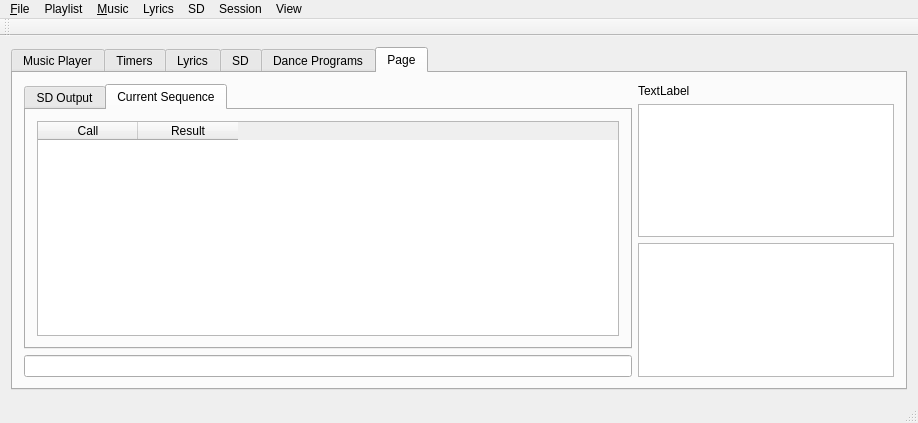
Above: SquareDesk-DEV/test123/mainwindow.ui from mpogue2/SquareDesk before the change. Below: the same form after it.
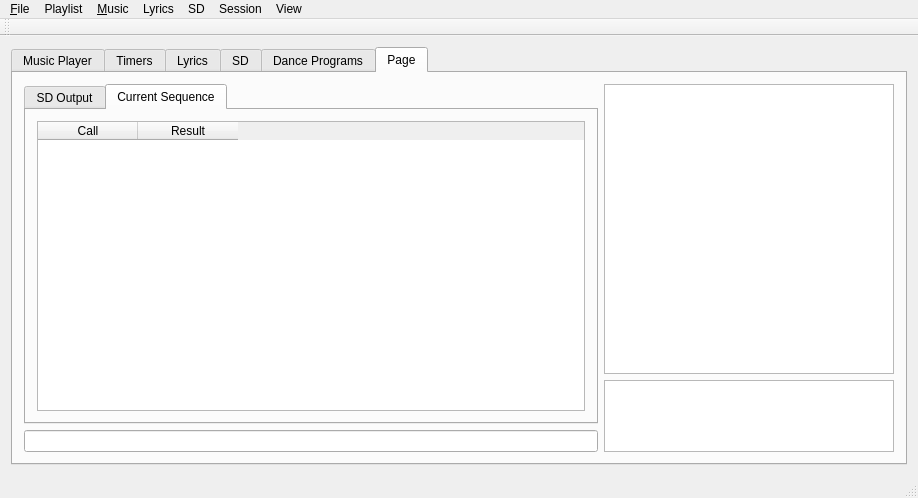
That is the form after the change. Icons and pictures are not drawn. Custom widgets are drawn as their Qt base class.

Commit message: #211 : Formation labels and formation diagram minimum size/scrollbars for SD integration

The edit to the form file:
```diff
--- a/SquareDesk-DEV/test123/mainwindow.ui
+++ b/SquareDesk-DEV/test123/mainwindow.ui
@@ -1612,13 +1612,6 @@
         </item>
         <item>
          <layout class="QVBoxLayout" name="verticalLayoutSDStatus">
-          <item>
-           <widget class="QLabel" name="labelSDStatusBar">
-            <property name="text">
-             <string>TextLabel</string>
-            </property>
-           </widget>
-          </item>
           <item>
            <widget class="QGraphicsView" name="graphicsViewSDFormation">
             <property name="sizePolicy">
@@ -1627,6 +1620,12 @@
               <verstretch>0</verstretch>
              </sizepolicy>
             </property>
+            <property name="minimumSize">
+             <size>
+              <width>290</width>
+              <height>290</height>
+             </size>
+            </property>
            </widget>
           </item>
           <item>
```
The commit also changes 2 other files.
